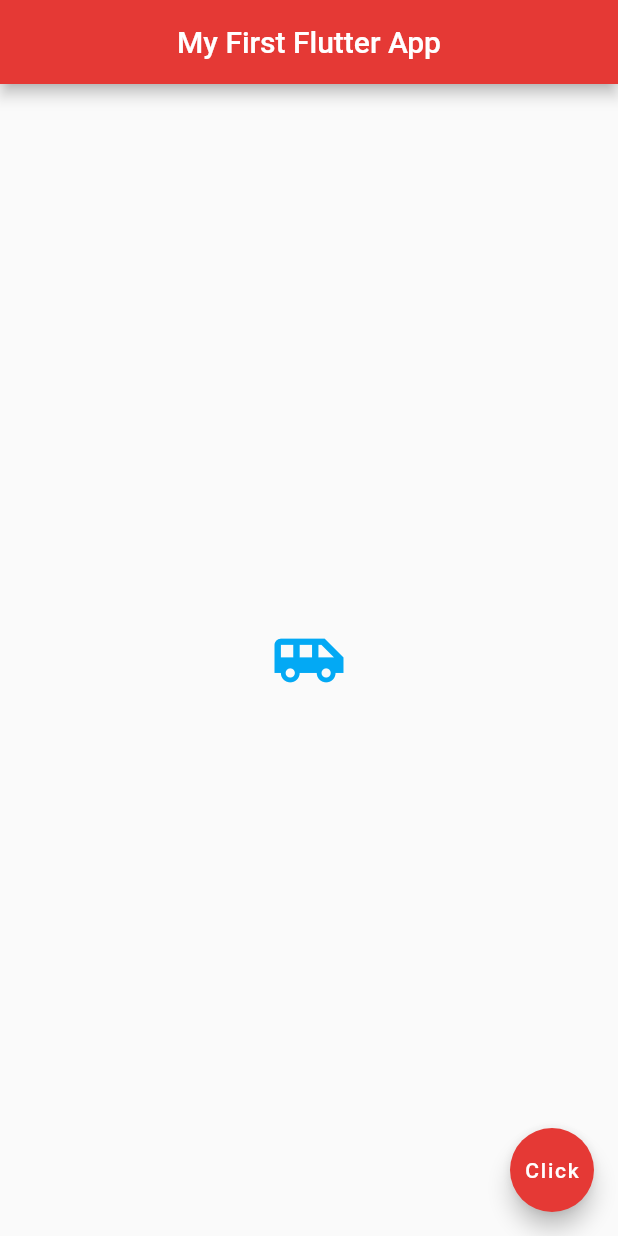
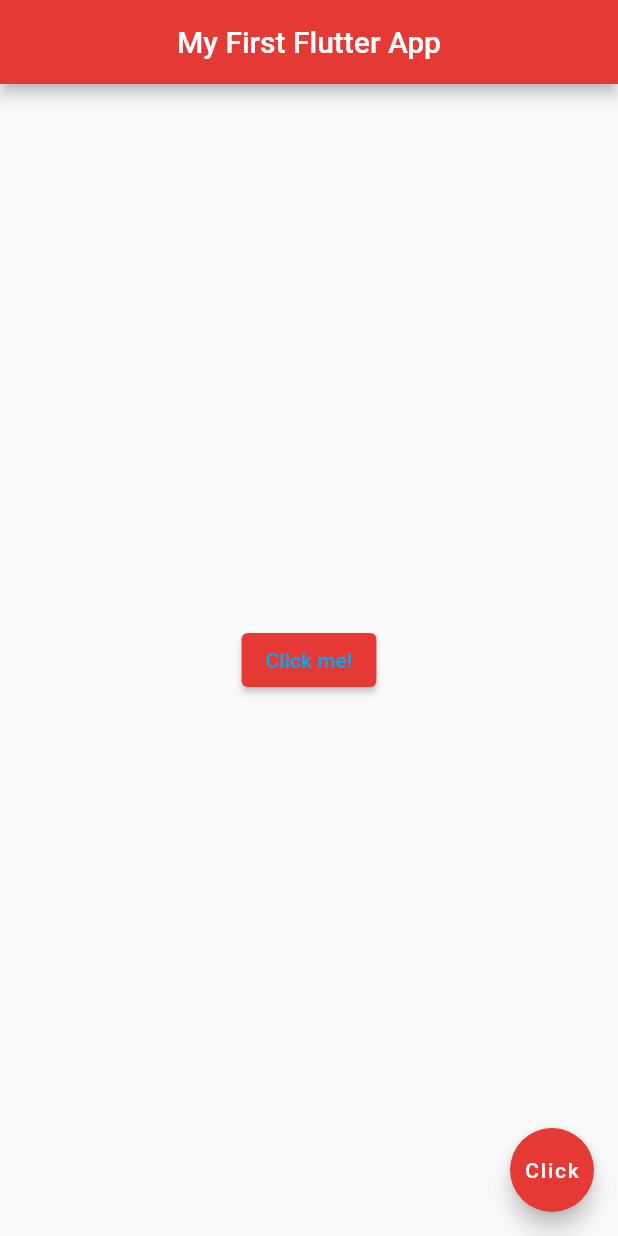
Before and after one commit to beslimir/MyFirstFlutterProject, a Flutter app: the screen it shows after launch, on a phone screen of 412 x 824 dp. Run offline on Flutter 3.47's test engine with Material 2 defaults, Android fonts, the phone set to English and light mode, and no system bars.

Commit message:
add Elevated button

```diff
--- a/lib/main.dart
+++ b/lib/main.dart
@@ -15,12 +15,17 @@ class Home extends StatelessWidget {
         centerTitle: true,
         backgroundColor: Colors.red[600],
       ),
-      body: const Center(
-          child: Icon(
-            Icons.airport_shuttle,
-            color: Colors.lightBlue,
-            size: 50.0
-          )
+      body: Center(
+        child: ElevatedButton(
+          onPressed: () {
+            print('You clicked me! :o');
+          },
+          child: Text('Click me!'),
+          style: ElevatedButton.styleFrom(
+            backgroundColor: Colors.red[600],
+            foregroundColor: Colors.lightBlue
+          ),
+        ),
       ),
       floatingActionButton: FloatingActionButton(
         onPressed: () {  },
```
